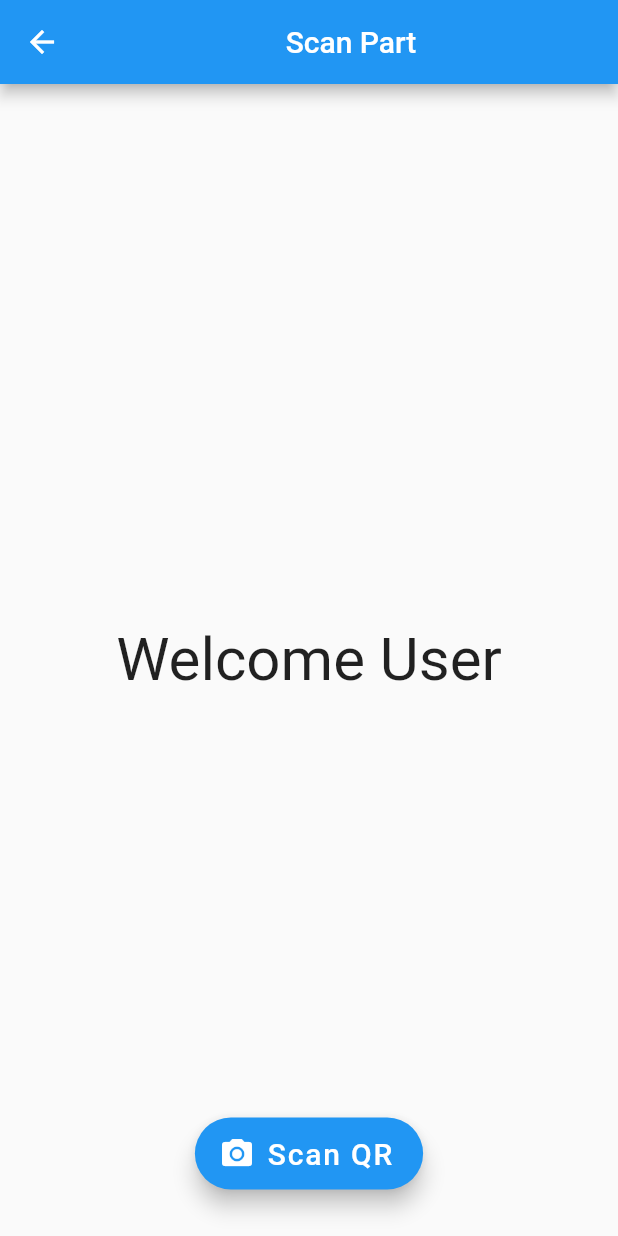
After one commit to ShashankSMayya/inventory_management_system, a Flutter app: the QRScanner screen opened directly, after a tap on "Scan QR", on a phone screen of 412 x 824 dp. The commit adds this screen. Run offline on Flutter 3.47's test engine with Material 2 defaults, Android fonts, the phone set to English and light mode, and no system bars; missing offline and left inert: barcode_scan.

Commit message:
code with issues yet to be fixed

```diff
--- /dev/null
+++ b/lib/Screens/Scanner.dart
@@ -0,0 +1,87 @@
+import 'package:flutter/material.dart';
+import 'package:barcode_scan/barcode_scan.dart';
+import 'dart:async';
+import 'package:flutter/services.dart';
+import 'package:inventory_management_system/Screens/details_screen.dart';
+
+
+class QRScanner extends StatefulWidget {
+  @override
+  _QRScanner createState() => _QRScanner();
+}
+
+class _QRScanner extends State<QRScanner> {
+  var result = "";
+  Future _scan() async {
+    try {
+      ScanResult qrRes = await BarcodeScanner.scan();
+      setState(() {
+        result = qrRes.rawContent;
+        print("\n\n\n" + result);
+      });
+
+      // Navigator.push(
+      //   context,
+      //   MaterialPageRoute(builder: (context) => DetailsScreen(result)),
+      // );
+
+    } on PlatformException catch (ex) {
+      if (ex.code == BarcodeScanner.cameraAccessDenied) {
+        setState(() {
+          result = "Camera Permission necessary";
+        });
+      } else {
+        setState(() {
+          result = "Unknown Error $ex";
+        });
+      }
+    } on FormatException {
+      setState(() {
+        result = "Scan Incomplete";
+      });
+    } catch (ex) {
+      setState(() {
+        result = "Unknown Error $ex";
+      });
+    }
+  }
+
+  @override
+  Widget build(BuildContext context) {
+    return Scaffold(
+      appBar: AppBar(
+        title: Container(
+          child: Text("Scan Part"),
+          width: double.infinity,
+          alignment: Alignment.center,
+        ),
+      ),
+      body: Container(
+        width: double.infinity,
+        alignment: Alignment.center,
+        child: Text(
+          'Welcome User',
+          style: TextStyle(
+            fontSize: 40,
+          ),
+        ),
+      ),
+      floatingActionButton: Container(
+        margin: EdgeInsets.all(5),
+        padding: EdgeInsets.all(10),
+        child: FloatingActionButton.extended(
+          backgroundColor: Colors.blue,
+          onPressed: _scan,
+          label: Text(
+            "Scan QR",
+            style: TextStyle(
+              fontSize: 20,
+            ),
+          ),
+          icon: Icon(Icons.camera_alt),
+        ),
+      ),
+      floatingActionButtonLocation: FloatingActionButtonLocation.centerFloat,
+    );
+  }
+}
--- a/lib/main.dart
+++ b/lib/main.dart
@@ -1,4 +1,5 @@
 import 'package:flutter/material.dart';
+import 'package:inventory_management_system/Screens/details_screen.dart';
 import 'package:inventory_management_system/Screens/login.dart';
 import 'package:inventory_management_system/Screens/signup.dart';
 import 'package:inventory_management_system/Screens/welcome.dart';
--- a/pubspec.yaml
+++ b/pubspec.yaml
@@ -23,6 +23,7 @@ environment:
 dependencies:
   flutter:
     sdk: flutter
+  http: ^0.12.2
 
 
   # The following adds the Cupertino Icons font to your application.
```
Also changed, not shown: lib/Screens/details_screen.dart (added, +35 -0 lines), lib/Screens/login.dart (+6 -2 lines), lib/Screens/qr_scan_logs.dart (added, +13 -0 lines), lib/Screens/service_records.dart (added, +13 -0 lines), lib/Screens/signup.dart (+54 -5 lines), pubspec.lock.
